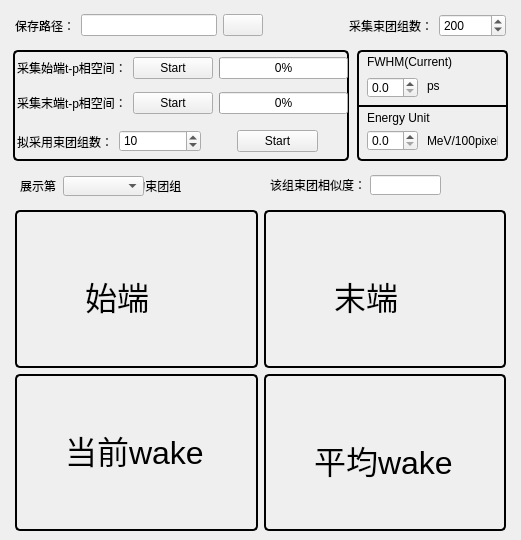
xul-97/tpCal, file mainWindow.ui: the form before one commit.
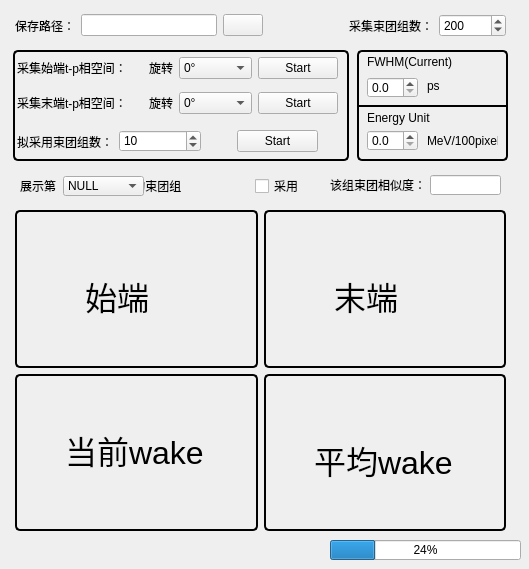
The form after the commit. Icons and pictures are not drawn.

Commit message: 实现存储路径选择，实现采用束团的选择

```diff
--- a/mainWindow.ui
+++ b/mainWindow.ui
@@ -6,8 +6,8 @@
    <rect>
     <x>0</x>
     <y>0</y>
-    <width>521</width>
-    <height>540</height>
+    <width>529</width>
+    <height>569</height>
    </rect>
   </property>
   <property name="sizePolicy">
@@ -24,8 +24,8 @@
   </property>
   <property name="maximumSize">
    <size>
-    <width>521</width>
-    <height>540</height>
+    <width>9999</width>
+    <height>999</height>
    </size>
   </property>
   <property name="windowTitle">
@@ -164,11 +164,66 @@
      <height>20</height>
     </rect>
    </property>
+   <item>
+    <property name="text">
+     <string>NULL</string>
+    </property>
+   </item>
+   <item>
+    <property name="text">
+     <string>1</string>
+    </property>
+   </item>
+   <item>
+    <property name="text">
+     <string>2</string>
+    </property>
+   </item>
+   <item>
+    <property name="text">
+     <string>3</string>
+    </property>
+   </item>
+   <item>
+    <property name="text">
+     <string>4</string>
+    </property>
+   </item>
+   <item>
+    <property name="text">
+     <string>5</string>
+    </property>
+   </item>
+   <item>
+    <property name="text">
+     <string>6</string>
+    </property>
+   </item>
+   <item>
+    <property name="text">
+     <string>7</string>
+    </property>
+   </item>
+   <item>
+    <property name="text">
+     <string>8</string>
+    </property>
+   </item>
+   <item>
+    <property name="text">
+     <string>9</string>
+    </property>
+   </item>
+   <item>
+    <property name="text">
+     <string>10</string>
+    </property>
+   </item>
   </widget>
   <widget class="QLabel" name="label_15">
    <property name="geometry">
     <rect>
-     <x>270</x>
+     <x>330</x>
      <y>174</y>
      <width>101</width>
      <height>21</height>
@@ -181,7 +236,7 @@
   <widget class="QLineEdit" name="bundleSimilarity">
    <property name="geometry">
     <rect>
-     <x>370</x>
+     <x>430</x>
      <y>175</y>
      <width>71</width>
      <height>20</height>
@@ -270,11 +325,66 @@
      <rect>
       <x>4</x>
       <y>0</y>
-      <width>331</width>
+      <width>321</width>
       <height>71</height>
      </rect>
     </property>
     <layout class="QGridLayout" name="gridLayout_3">
+     <item row="0" column="2">
+      <widget class="QComboBox" name="comboBox_2">
+       <item>
+        <property name="text">
+         <string>0°</string>
+        </property>
+       </item>
+       <item>
+        <property name="text">
+         <string>90°</string>
+        </property>
+       </item>
+       <item>
+        <property name="text">
+         <string>180°</string>
+        </property>
+       </item>
+       <item>
+        <property name="text">
+         <string>270°</string>
+        </property>
+       </item>
+      </widget>
+     </item>
+     <item row="0" column="3">
+      <widget class="QPushButton" name="pickTPBeginBtn">
+       <property name="text">
+        <string>Start</string>
+       </property>
+      </widget>
+     </item>
+     <item row="1" column="2">
+      <widget class="QComboBox" name="comboBox_3">
+       <item>
+        <property name="text">
+         <string>0°</string>
+        </property>
+       </item>
+       <item>
+        <property name="text">
+         <string>90°</string>
+        </property>
+       </item>
+       <item>
+        <property name="text">
+         <string>180°</string>
+        </property>
+       </item>
+       <item>
+        <property name="text">
+         <string>270°</string>
+        </property>
+       </item>
+      </widget>
+     </item>
      <item row="0" column="0">
       <widget class="QLabel" name="label_17">
        <property name="text">
@@ -282,20 +392,13 @@
        </property>
       </widget>
      </item>
-     <item row="0" column="1">
-      <widget class="QPushButton" name="pickTPBeginBtn">
+     <item row="1" column="3">
+      <widget class="QPushButton" name="pickTPEndBtn">
        <property name="text">
         <string>Start</string>
        </property>
       </widget>
      </item>
-     <item row="0" column="2">
-      <widget class="QProgressBar" name="tpBeginProgressBar">
-       <property name="value">
-        <number>0</number>
-       </property>
-      </widget>
-     </item>
      <item row="1" column="0">
       <widget class="QLabel" name="label_18">
        <property name="text">
@@ -303,24 +406,54 @@
        </property>
       </widget>
      </item>
+     <item row="0" column="1">
+      <widget class="QLabel" name="label_3">
+       <property name="sizePolicy">
+        <sizepolicy hsizetype="Fixed" vsizetype="Fixed">
+         <horstretch>0</horstretch>
+         <verstretch>0</verstretch>
+        </sizepolicy>
+       </property>
+       <property name="maximumSize">
+        <size>
+         <width>40</width>
+         <height>16777215</height>
+        </size>
+       </property>
+       <property name="text">
+        <string>旋转</string>
+       </property>
+       <property name="alignment">
+        <set>Qt::AlignRight|Qt::AlignTrailing|Qt::AlignVCenter</set>
+       </property>
+      </widget>
+     </item>
      <item row="1" column="1">
-      <widget class="QPushButton" name="pickTPEndBtn">
+      <widget class="QLabel" name="label_4">
+       <property name="sizePolicy">
+        <sizepolicy hsizetype="Fixed" vsizetype="Fixed">
+         <horstretch>0</horstretch>
+         <verstretch>0</verstretch>
+        </sizepolicy>
+       </property>
+       <property name="maximumSize">
+        <size>
+         <width>80</width>
+         <height>16777215</height>
+        </size>
+       </property>
        <property name="text">
-        <string>Start</string>
+        <string>旋转</string>
        </property>
-      </widget>
-     </item>
-     <item row="1" column="2">
-      <widget class="QProgressBar" name="tpEndProgressBar">
-       <property name="value">
-        <number>0</number>
+       <property name="alignment">
+        <set>Qt::AlignRight|Qt::AlignTrailing|Qt::AlignVCenter</set>
        </property>
       </widget>
      </item>
     </layout>
    </widget>
   </widget>
-  <widget class="QWidget" name="">
+  <widget class="QWidget" name="layoutWidget">
    <property name="geometry">
     <rect>
      <x>15</x>
@@ -393,7 +526,7 @@
     </item>
    </layout>
   </widget>
-  <widget class="QWidget" name="">
+  <widget class="QWidget" name="layoutWidget">
    <property name="geometry">
     <rect>
      <x>15</x>
@@ -510,6 +643,32 @@
     </item>
    </layout>
   </widget>
+  <widget class="QCheckBox" name="isUsed">
+   <property name="geometry">
+    <rect>
+     <x>255</x>
+     <y>178</y>
+     <width>51</width>
+     <height>16</height>
+    </rect>
+   </property>
+   <property name="text">
+    <string>采用</string>
+   </property>
+  </widget>
+  <widget class="QProgressBar" name="progressBar">
+   <property name="geometry">
+    <rect>
+     <x>330</x>
+     <y>540</y>
+     <width>191</width>
+     <height>20</height>
+    </rect>
+   </property>
+   <property name="value">
+    <number>24</number>
+   </property>
+  </widget>
  </widget>
  <resources/>
  <connections/>
```
Left out of the diff: 8 changed lines with no effect on the pictures. The commit also changes 3 other files.
